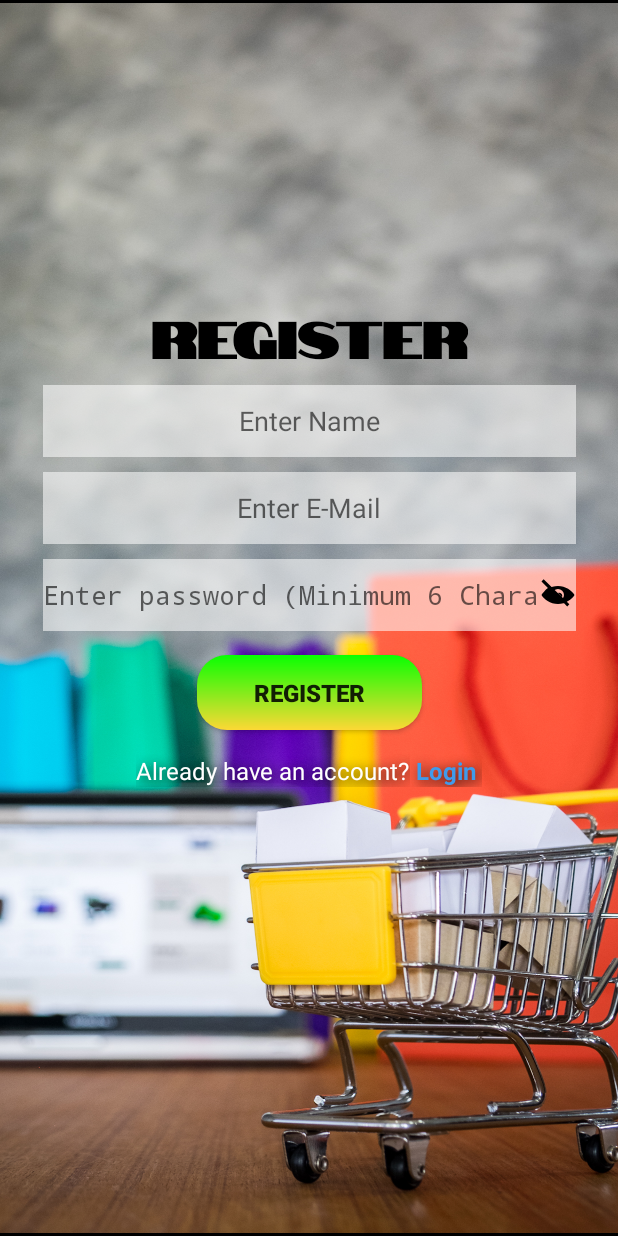
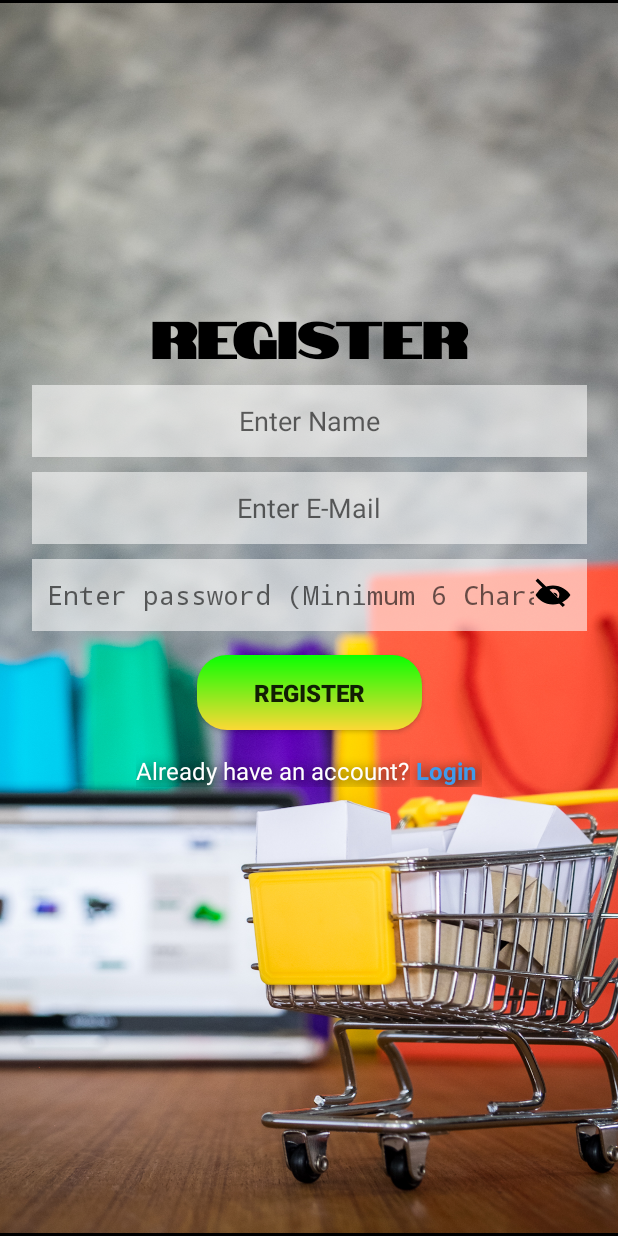
Before and after one commit to AdarshMishraIndia/SyncMart, an Android app built with Jetpack Compose: the screen it shows after launch (RegisterActivity), on a phone screen of 412 x 824 dp. Run offline under Robolectric (Android 15) with nearby library versions, the phone set to English and light mode, and no system bars; our stand-ins replace Firebase (no records; nobody signed in at launch, a user with empty details on screens opened directly).

Commit message:
SyncMart Version 1
Changes:
1. Improved UI/UX
2. Debugged Delete Realtime UI updates on devices
3. Improvement and Bug Fixes on last updates.

TODO:
1. Improve Authentication experience by adding "Forgot Password" feature and migrate to Google-based login.
2. Show number of selected items in ListManagementActivity in place of app title when in selection mode

```diff
--- a/app/src/main/java/com/mana/syncmart/RegisterActivity.kt
+++ b/app/src/main/java/com/mana/syncmart/RegisterActivity.kt
@@ -63,7 +63,9 @@ class RegisterActivity : ComponentActivity() {
             passwordEditText.setOnTouchListener { v, event ->
                 val drawableEnd = 2
                 if (event.action == android.view.MotionEvent.ACTION_UP) {
-                    if (event.rawX >= (passwordEditText.right - passwordEditText.compoundDrawables[drawableEnd].bounds.width())) {
+                    val extraTapArea = (24 * resources.displayMetrics.density).toInt() // convert 24dp to pixels
+                    val drawableWidth = passwordEditText.compoundDrawables[drawableEnd]?.bounds?.width() ?: 0
+                    if (event.rawX >= (passwordEditText.right - drawableWidth - extraTapArea)) {
                         // Toggle password visibility
                         isPasswordVisible = !isPasswordVisible
                         if (isPasswordVisible) {
--- a/app/src/main/res/drawable/ic_visibility_off.xml
+++ b/app/src/main/res/drawable/ic_visibility_off.xml
@@ -1,6 +1,6 @@
 <vector xmlns:android="http://schemas.android.com/apk/res/android"
-    android:width="24dp"
-    android:height="24dp"
+    android:width="25dp"
+    android:height="25dp"
     android:viewportWidth="24"
     android:viewportHeight="24">
     <path
--- a/app/src/main/res/drawable/ic_visibility_on.xml
+++ b/app/src/main/res/drawable/ic_visibility_on.xml
@@ -1,6 +1,6 @@
 <vector xmlns:android="http://schemas.android.com/apk/res/android"
-    android:width="24dp"
-    android:height="24dp"
+    android:width="25dp"
+    android:height="25dp"
     android:viewportWidth="24"
     android:viewportHeight="24">
     <path
--- a/app/src/main/res/layout/activity_register.xml
+++ b/app/src/main/res/layout/activity_register.xml
@@ -30,8 +30,10 @@
         <!-- Email Input -->
         <EditText
             android:id="@+id/emailEditText"
-            android:layout_width="355dp"
+            android:layout_width="370dp"
             android:layout_height="48dp"
+            android:paddingStart="10dp"
+            android:paddingEnd="10dp"
             android:layout_marginHorizontal="32dp"
             android:layout_marginTop="10dp"
             android:autofillHints=""
@@ -46,7 +48,9 @@
 
         <EditText
             android:id="@+id/nameEditText"
-            android:layout_width="355dp"
+            android:paddingStart="10dp"
+            android:paddingEnd="10dp"
+            android:layout_width="370dp"
             android:layout_height="48dp"
             android:layout_marginHorizontal="32dp"
             android:layout_marginTop="10dp"
@@ -63,11 +67,13 @@
         <!-- Password Input -->
         <EditText
             android:id="@+id/passwordEditText"
-            android:layout_width="355dp"
+            android:layout_width="370dp"
             android:layout_height="48dp"
             android:layout_marginHorizontal="32dp"
             android:layout_marginTop="10dp"
             android:autofillHints=""
+            android:paddingEnd="10dp"
+            android:paddingStart="10dp"
             android:background="#8FFFFFFF"
             android:drawableEnd="@drawable/ic_visibility_off"
             android:hint="Enter password (Minimum 6 Characters)"
--- a/app/src/main/res/menu/drawer_menu.xml
+++ b/app/src/main/res/menu/drawer_menu.xml
@@ -10,13 +10,13 @@
     <item
         android:id="@+id/nav_edit_profile"
         android:title="Edit Profile"
-        android:icon="@drawable/ic_logout"
+        android:icon="@drawable/ic_edit"
         tools:ignore="HardcodedText" />
 
     <item
         android:id="@+id/nav_delete_account"
         android:title="Delete Account"
-        android:icon="@drawable/ic_logout"
+        android:icon="@drawable/ic_bin"
         tools:ignore="HardcodedText" />
 
     <item
```
Also changed, not shown: app/src/main/res/layout/activity_login.xml (+6 -2 lines).
